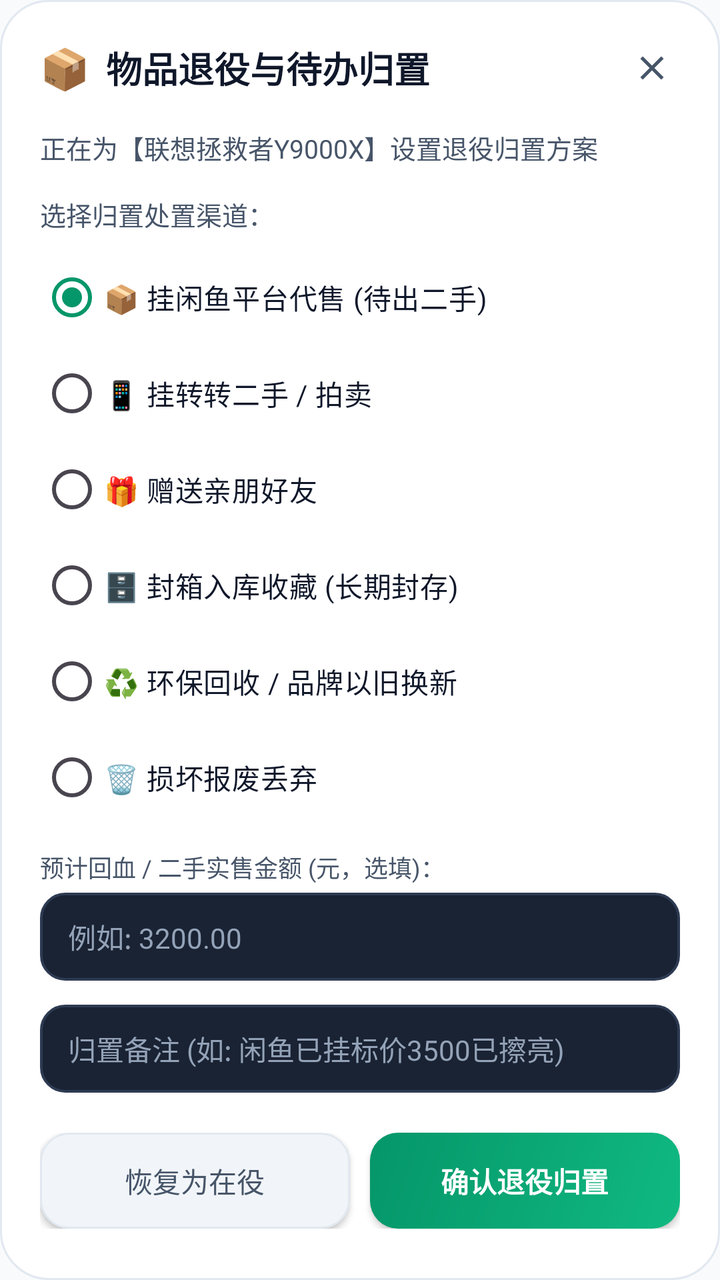
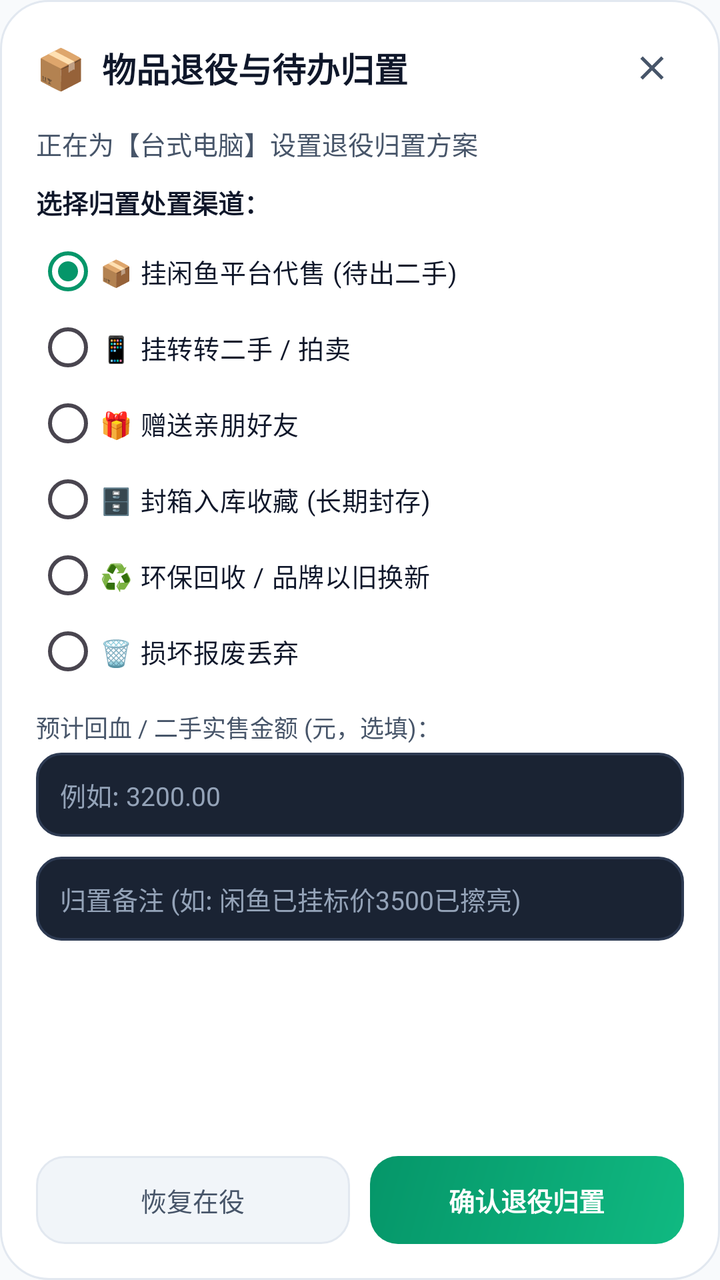

Before-and-after screenshots of an Android layout around one commit, followed by the original layout XML and the change that was made.
<!-- AndroidManifest.xml: application theme Theme.DiaperTracker -->
<!-- res/layout/dialog_retire_item.xml -->
<?xml version="1.0" encoding="utf-8"?>
<LinearLayout
    xmlns:android="http://schemas.android.com/apk/res/android"
    xmlns:app="http://schemas.android.com/apk/res-auto"
    android:layout_width="match_parent"
    android:layout_height="wrap_content"
    android:orientation="vertical"
    android:background="@drawable/bg_dialog_card"
    android:padding="20dp">

    
    <LinearLayout
        android:layout_width="match_parent"
        android:layout_height="wrap_content"
        android:orientation="horizontal"
        android:gravity="center_vertical"
        android:layout_marginBottom="16dp">

        <TextView
            android:layout_width="wrap_content"
            android:layout_height="wrap_content"
            android:text="📦"
            android:textSize="20sp"
            android:layout_marginEnd="8dp" />

        <TextView
            android:id="@+id/dialog_retire_title"
            android:layout_width="0dp"
            android:layout_height="wrap_content"
            android:layout_weight="1"
            android:text="物品退役与待办归置"
            android:textSize="18sp"
            android:textStyle="bold"
            android:textColor="@color/text_primary"
            android:fontFamily="sans-serif-medium" />

        <ImageView
            android:id="@+id/btn_close_retire"
            android:layout_width="28dp"
            android:layout_height="28dp"
            android:src="@drawable/ic_close"
            app:tint="@color/text_secondary"
            android:padding="4dp"
            android:clickable="true"
            android:focusable="true"
            android:background="?attr/selectableItemBackgroundBorderless"
            android:contentDescription="关闭" />
    </LinearLayout>

    <TextView
        android:id="@+id/retire_item_info"
        android:layout_width="match_parent"
        android:layout_height="wrap_content"
        android:text="正在为【联想拯救者Y9000X】设置退役归置方案"
        android:textSize="13sp"
        android:textColor="@color/text_secondary"
        android:layout_marginBottom="14dp" />

    
    <TextView
        android:layout_width="wrap_content"
        android:layout_height="wrap_content"
        android:text="选择归置处置渠道："
        android:textSize="13sp"
        android:textColor="@color/text_secondary"
        android:layout_marginBottom="8dp" />

    <RadioGroup
        android:id="@+id/retire_action_group"
        android:layout_width="match_parent"
        android:layout_height="wrap_content"
        android:orientation="vertical"
        android:layout_marginBottom="12dp">

        <RadioButton
            android:id="@+id/rb_xianyu"
            android:layout_width="match_parent"
            android:layout_height="wrap_content"
            android:text="📦 挂闲鱼平台代售 (待出二手)"
            android:textSize="14sp"
            android:textColor="@color/text_primary"
            android:checked="true" />

        <RadioButton
            android:id="@+id/rb_zhuanzhuan"
            android:layout_width="match_parent"
            android:layout_height="wrap_content"
            android:text="📱 挂转转二手 / 拍卖"
            android:textSize="14sp"
            android:textColor="@color/text_primary" />

        <RadioButton
            android:id="@+id/rb_gift"
            android:layout_width="match_parent"
            android:layout_height="wrap_content"
            android:text="🎁 赠送亲朋好友"
            android:textSize="14sp"
            android:textColor="@color/text_primary" />

        <RadioButton
            android:id="@+id/rb_archive"
            android:layout_width="match_parent"
            android:layout_height="wrap_content"
            android:text="🗄️ 封箱入库收藏 (长期封存)"
            android:textSize="14sp"
            android:textColor="@color/text_primary" />

        <RadioButton
            android:id="@+id/rb_recycle"
            android:layout_width="match_parent"
            android:layout_height="wrap_content"
            android:text="♻️ 环保回收 / 品牌以旧换新"
            android:textSize="14sp"
            android:textColor="@color/text_primary" />

        <RadioButton
            android:id="@+id/rb_trash"
            android:layout_width="match_parent"
            android:layout_height="wrap_content"
            android:text="🗑️ 损坏报废丢弃"
            android:textSize="14sp"
            android:textColor="@color/text_primary" />
    </RadioGroup>

    
    <TextView
        android:layout_width="wrap_content"
        android:layout_height="wrap_content"
        android:text="预计回血 / 二手实售金额 (元，选填)："
        android:textSize="12sp"
        android:textColor="@color/text_secondary"
        android:layout_marginBottom="4dp" />

    <EditText
        android:id="@+id/input_retire_sold_price"
        android:layout_width="match_parent"
        android:layout_height="44dp"
        android:background="@drawable/bg_input_box"
        android:hint="例如: 3200.00"
        android:inputType="numberDecimal"
        android:paddingHorizontal="14dp"
        android:textSize="14sp"
        android:textColor="@color/text_primary"
        android:textColorHint="@color/text_hint"
        android:layout_marginBottom="12dp" />

    
    <EditText
        android:id="@+id/input_retire_note"
        android:layout_width="match_parent"
        android:layout_height="44dp"
        android:background="@drawable/bg_input_box"
        android:hint="归置备注 (如: 闲鱼已挂标价3500已擦亮)"
        android:paddingHorizontal="14dp"
        android:textSize="14sp"
        android:textColor="@color/text_primary"
        android:textColorHint="@color/text_hint"
        android:layout_marginBottom="20dp" />

    
    <LinearLayout
        android:layout_width="match_parent"
        android:layout_height="wrap_content"
        android:orientation="horizontal">

        <Button
            android:id="@+id/btn_restore_active"
            android:layout_width="0dp"
            android:layout_height="48dp"
            android:layout_weight="1"
            android:background="@drawable/bg_btn_secondary"
            android:text="恢复为在役"
            android:textSize="14sp"
            android:textColor="@color/text_secondary"
            android:layout_marginEnd="10dp" />

        <Button
            android:id="@+id/btn_confirm_retire"
            android:layout_width="0dp"
            android:layout_height="48dp"
            android:layout_weight="1"
            android:background="@drawable/bg_btn_primary"
            android:text="确认退役归置"
            android:textSize="14sp"
            android:textColor="#FFFFFFFF"
            android:textStyle="bold" />
    </LinearLayout>

</LinearLayout>
<!-- resources referenced by this layout -->
<resources>
  <color name="text_hint">#94A3B8</color>
  <color name="text_primary">#0F172A</color>
  <color name="text_secondary">#475569</color>
  <!-- drawable bg_btn_primary (drawable) -->
  <?xml version="1.0" encoding="utf-8"?>
  <ripple xmlns:android="http://schemas.android.com/apk/res/android"
      android:color="#40FFFFFF">
      <item>
          <shape android:shape="rectangle">
              <gradient
                  android:angle="135"
                  android:startColor="#10B981"
                  android:endColor="#059669" />
              <corners android:radius="14dp" />
          </shape>
      </item>
  </ripple>
  <!-- drawable bg_btn_secondary (drawable) -->
  <?xml version="1.0" encoding="utf-8"?>
  <ripple xmlns:android="http://schemas.android.com/apk/res/android"
      android:color="#20FFFFFF">
      <item>
          <shape android:shape="rectangle">
              <solid android:color="@color/input_bg" />
              <corners android:radius="14dp" />
              <stroke
                  android:width="1dp"
                  android:color="@color/card_border" />
          </shape>
      </item>
  </ripple>
  <!-- drawable bg_dialog_card (drawable) -->
  <?xml version="1.0" encoding="utf-8"?>
  <shape xmlns:android="http://schemas.android.com/apk/res/android"
      android:shape="rectangle">
      <solid android:color="@color/card" />
      <corners android:radius="24dp" />
      <stroke
          android:width="1dp"
          android:color="@color/card_border" />
  </shape>
  <!-- drawable bg_input_box (drawable) -->
  <?xml version="1.0" encoding="utf-8"?>
  <selector xmlns:android="http://schemas.android.com/apk/res/android">
      <item android:state_focused="true">
          <shape android:shape="rectangle">
              <corners android:radius="12dp" />
              <solid android:color="#1F2A40" />
              <stroke android:width="1.8dp" android:color="@color/primary" />
          </shape>
      </item>
      <item>
          <shape android:shape="rectangle">
              <corners android:radius="12dp" />
              <solid android:color="#1A2333" />
              <stroke android:width="1.2dp" android:color="#2D3A52" />
          </shape>
      </item>
  </selector>
  <!-- drawable ic_close (drawable) -->
  <vector xmlns:android="http://schemas.android.com/apk/res/android"
      android:width="24dp"
      android:height="24dp"
      android:viewportWidth="24"
      android:viewportHeight="24">
      <path
          android:fillColor="#FFFFFFFF"
          android:pathData="M19,6.41L17.59,5 12,10.59 6.41,5 5,6.41 10.59,12 5,17.59 6.41,19 12,13.41 17.59,19 19,17.59 13.41,12z" />
  </vector>
  <style name="Theme.DiaperTracker" parent="Theme.Material3.DayNight.NoActionBar">
          <item name="colorPrimary">@color/primary</item>
          <item name="colorPrimaryDark">@color/primary_dark</item>
          <item name="colorSecondary">@color/accent</item>
          <item name="android:colorBackground">@color/background</item>
          <item name="android:statusBarColor">@color/primary_dark</item>
          <item name="android:windowLightStatusBar">false</item>
          <item name="android:navigationBarColor">@color/card</item>
          <item name="android:windowLightNavigationBar">true</item>
      </style>
  <color name="input_bg">#F1F5F9</color>
  <color name="card_border">#E2E8F0</color>
  <color name="card">#FFFFFF</color>
  <color name="primary">#059669</color>
  <color name="primary_dark">#047857</color>
  <color name="accent">#F59E0B</color>
  <color name="background">#F8FAFC</color>
</resources>

<!-- the commit's change to res/layout/dialog_retire_item.xml (unified diff, before → after) -->
@@ -6,7 +6,7 @@
     android:layout_height="wrap_content"
     android:orientation="vertical"
     android:background="@drawable/bg_dialog_card"
-    android:padding="20dp">
+    android:padding="18dp">
 
     
     <LinearLayout
@@ -14,7 +14,7 @@
         android:layout_height="wrap_content"
         android:orientation="horizontal"
         android:gravity="center_vertical"
-        android:layout_marginBottom="16dp">
+        android:layout_marginBottom="12dp">
 
         <TextView
             android:layout_width="wrap_content"
@@ -29,18 +29,18 @@
             android:layout_height="wrap_content"
             android:layout_weight="1"
             android:text="物品退役与待办归置"
-            android:textSize="18sp"
+            android:textSize="17sp"
             android:textStyle="bold"
             android:textColor="@color/text_primary"
             android:fontFamily="sans-serif-medium" />
 
         <ImageView
             android:id="@+id/btn_close_retire"
-            android:layout_width="28dp"
-            android:layout_height="28dp"
+            android:layout_width="32dp"
+            android:layout_height="32dp"
             android:src="@drawable/ic_close"
             app:tint="@color/text_secondary"
-            android:padding="4dp"
+            android:padding="6dp"
             android:clickable="true"
             android:focusable="true"
             android:background="?attr/selectableItemBackgroundBorderless"
@@ -51,139 +51,165 @@
         android:id="@+id/retire_item_info"
         android:layout_width="match_parent"
         android:layout_height="wrap_content"
-        android:text="正在为【联想拯救者Y9000X】设置退役归置方案"
+        android:text="正在为【台式电脑】设置退役归置方案"
         android:textSize="13sp"
         android:textColor="@color/text_secondary"
-        android:layout_marginBottom="14dp" />
+        android:layout_marginBottom="10dp" />
 
     
-    <TextView
-        android:layout_width="wrap_content"
-        android:layout_height="wrap_content"
-        android:text="选择归置处置渠道："
-        android:textSize="13sp"
-        android:textColor="@color/text_secondary"
-        android:layout_marginBottom="8dp" />
-
-    <RadioGroup
-        android:id="@+id/retire_action_group"
-        android:layout_width="match_parent"
-        android:layout_height="wrap_content"
-        android:orientation="vertical"
-        android:layout_marginBottom="12dp">
-
-        <RadioButton
-            android:id="@+id/rb_xianyu"
+    <ScrollView
+        android:layout_width="match_parent"
+        android:layout_height="0dp"
+        android:layout_weight="1"
+        android:scrollbars="vertical"
+        android:overScrollMode="never">
+
+        <LinearLayout
             android:layout_width="match_parent"
             android:layout_height="wrap_content"
-            android:text="📦 挂闲鱼平台代售 (待出二手)"
-            android:textSize="14sp"
-            android:textColor="@color/text_primary"
-            android:checked="true" />
-
-        <RadioButton
-            android:id="@+id/rb_zhuanzhuan"
-            android:layout_width="match_parent"
-            android:layout_height="wrap_content"
-            android:text="📱 挂转转二手 / 拍卖"
-            android:textSize="14sp"
-            android:textColor="@color/text_primary" />
-
-        <RadioButton
-            android:id="@+id/rb_gift"
-            android:layout_width="match_parent"
-            android:layout_height="wrap_content"
-            android:text="🎁 赠送亲朋好友"
-            android:textSize="14sp"
-            android:textColor="@color/text_primary" />
-
-        <RadioButton
-            android:id="@+id/rb_archive"
-            android:layout_width="match_parent"
-            android:layout_height="wrap_content"
-            android:text="🗄️ 封箱入库收藏 (长期封存)"
-            android:textSize="14sp"
-            android:textColor="@color/text_primary" />
-
-        <RadioButton
-            android:id="@+id/rb_recycle"
-            android:layout_width="match_parent"
-            android:layout_height="wrap_content"
-            android:text="♻️ 环保回收 / 品牌以旧换新"
-            android:textSize="14sp"
-            android:textColor="@color/text_primary" />
-
-        <RadioButton
-            android:id="@+id/rb_trash"
-            android:layout_width="match_parent"
-            android:layout_height="wrap_content"
-            android:text="🗑️ 损坏报废丢弃"
-            android:textSize="14sp"
-            android:textColor="@color/text_primary" />
-    </RadioGroup>
-
-    
-    <TextView
-        android:layout_width="wrap_content"
-        android:layout_height="wrap_content"
-        android:text="预计回血 / 二手实售金额 (元，选填)："
-        android:textSize="12sp"
-        android:textColor="@color/text_secondary"
-        android:layout_marginBottom="4dp" />
-
-    <EditText
-        android:id="@+id/input_retire_sold_price"
-        android:layout_width="match_parent"
-        android:layout_height="44dp"
-        android:background="@drawable/bg_input_box"
-        android:hint="例如: 3200.00"
-        android:inputType="numberDecimal"
-        android:paddingHorizontal="14dp"
-        android:textSize="14sp"
-        android:textColor="@color/text_primary"
-        android:textColorHint="@color/text_hint"
-        android:layout_marginBottom="12dp" />
-
-    
-    <EditText
-        android:id="@+id/input_retire_note"
-        android:layout_width="match_parent"
-        android:layout_height="44dp"
-        android:background="@drawable/bg_input_box"
-        android:hint="归置备注 (如: 闲鱼已挂标价3500已擦亮)"
-        android:paddingHorizontal="14dp"
-        android:textSize="14sp"
-        android:textColor="@color/text_primary"
-        android:textColorHint="@color/text_hint"
-        android:layout_marginBottom="20dp" />
+            android:orientation="vertical">
+
+            
+            <TextView
+                android:layout_width="wrap_content"
+                android:layout_height="wrap_content"
+                android:text="选择归置处置渠道："
+                android:textSize="13sp"
+                android:textStyle="bold"
+                android:textColor="@color/text_primary"
+                android:layout_marginBottom="6dp" />
+
+            <RadioGroup
+                android:id="@+id/retire_action_group"
+                android:layout_width="match_parent"
+                android:layout_height="wrap_content"
+                android:orientation="vertical"
+                android:layout_marginBottom="10dp">
+
+                <RadioButton
+                    android:id="@+id/rb_xianyu"
+                    android:layout_width="match_parent"
+                    android:layout_height="wrap_content"
+                    android:minHeight="38dp"
+                    android:text="📦 挂闲鱼平台代售 (待出二手)"
+                    android:textSize="13sp"
+                    android:textColor="@color/text_primary"
+                    android:checked="true" />
+
+                <RadioButton
+                    android:id="@+id/rb_zhuanzhuan"
+                    android:layout_width="match_parent"
+                    android:layout_height="wrap_content"
+                    android:minHeight="38dp"
+                    android:text="📱 挂转转二手 / 拍卖"
+                    android:textSize="13sp"
+                    android:textColor="@color/text_primary" />
+
+                <RadioButton
+                    android:id="@+id/rb_gift"
+                    android:layout_width="match_parent"
+                    android:layout_height="wrap_content"
+                    android:minHeight="38dp"
+                    android:text="🎁 赠送亲朋好友"
+                    android:textSize="13sp"
+                    android:textColor="@color/text_primary" />
+
+                <RadioButton
+                    android:id="@+id/rb_archive"
+                    android:layout_width="match_parent"
+                    android:layout_height="wrap_content"
+                    android:minHeight="38dp"
+                    android:text="🗄️ 封箱入库收藏 (长期封存)"
+                    android:textSize="13sp"
+                    android:textColor="@color/text_primary" />
+
+                <RadioButton
+                    android:id="@+id/rb_recycle"
+                    android:layout_width="match_parent"
+                    android:layout_height="wrap_content"
+                    android:minHeight="38dp"
+                    android:text="♻️ 环保回收 / 品牌以旧换新"
+                    android:textSize="13sp"
+                    android:textColor="@color/text_primary" />
+
+                <RadioButton
+                    android:id="@+id/rb_trash"
+                    android:layout_width="match_parent"
+                    android:layout_height="wrap_content"
+                    android:minHeight="38dp"
+                    android:text="🗑️ 损坏报废丢弃"
+                    android:textSize="13sp"
+                    android:textColor="@color/text_primary" />
+            </RadioGroup>
+
+            
+            <TextView
+                android:layout_width="wrap_content"
+                android:layout_height="wrap_content"
+                android:text="预计回血 / 二手实售金额 (元，选填)："
+                android:textSize="12sp"
+                android:textColor="@color/text_secondary"
+                android:layout_marginBottom="4dp" />
+
+            <EditText
+                android:id="@+id/input_retire_sold_price"
+                android:layout_width="match_parent"
+                android:layout_height="42dp"
+                android:background="@drawable/bg_input_box"
+                android:hint="例如: 3200.00"
+                android:inputType="numberDecimal"
+                android:paddingHorizontal="12dp"
+                android:textSize="13sp"
+                android:textColor="@color/text_primary"
+                android:textColorHint="@color/text_hint"
+                android:layout_marginBottom="10dp" />
+
+            
+            <EditText
+                android:id="@+id/input_retire_note"
+                android:layout_width="match_parent"
+                android:layout_height="42dp"
+                android:background="@drawable/bg_input_box"
+                android:hint="归置备注 (如: 闲鱼已挂标价3500已擦亮)"
+                android:paddingHorizontal="12dp"
+                android:textSize="13sp"
+                android:textColor="@color/text_primary"
+                android:textColorHint="@color/text_hint"
+                android:layout_marginBottom="12dp" />
+
+        </LinearLayout>
+    </ScrollView>
 
     
     <LinearLayout
         android:layout_width="match_parent"
         android:layout_height="wrap_content"
-        android:orientation="horizontal">
+        android:orientation="horizontal"
+        android:layout_marginTop="8dp">
 
         <Button
             android:id="@+id/btn_restore_active"
             android:layout_width="0dp"
-            android:layout_height="48dp"
+            android:layout_height="44dp"
             android:layout_weight="1"
             android:background="@drawable/bg_btn_secondary"
-            android:text="恢复为在役"
-            android:textSize="14sp"
+            android:text="恢复在役"
+            android:textSize="13sp"
             android:textColor="@color/text_secondary"
-            android:layout_marginEnd="10dp" />
+            android:layout_marginEnd="10dp"
+            style="?android:attr/borderlessButtonStyle" />
 
         <Button
             android:id="@+id/btn_confirm_retire"
             android:layout_width="0dp"
-            android:layout_height="48dp"
+            android:layout_height="44dp"
             android:layout_weight="1"
             android:background="@drawable/bg_btn_primary"
             android:text="确认退役归置"
-            android:textSize="14sp"
+            android:textSize="13sp"
             android:textColor="#FFFFFFFF"
-            android:textStyle="bold" />
+            android:textStyle="bold"
+            style="?android:attr/borderlessButtonStyle" />
     </LinearLayout>
 
 </LinearLayout>
